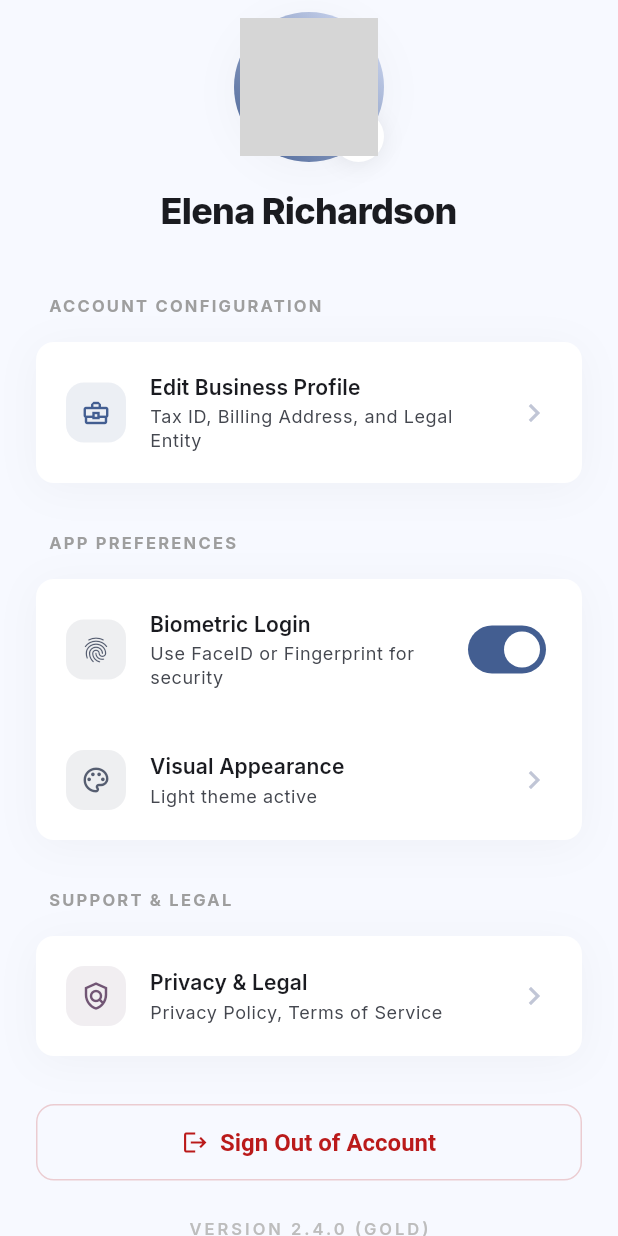
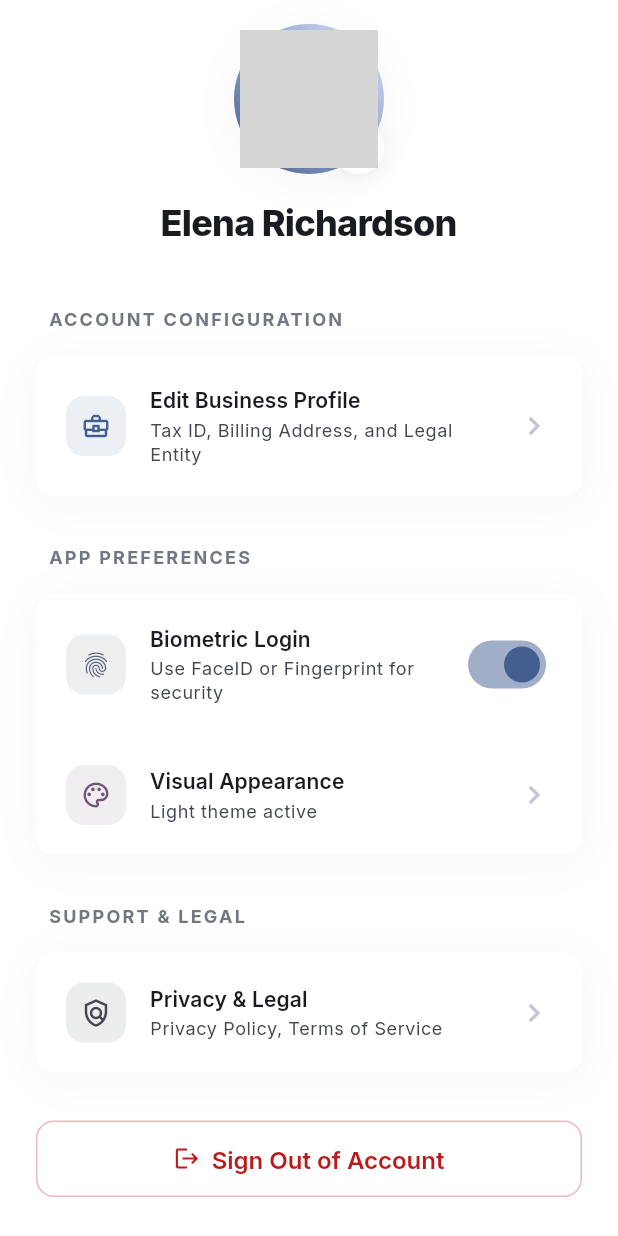
Before and after one commit to Abdurrafay19/softec_26, a Flutter app: the ProfileScreen screen opened directly, on a phone screen of 412 x 824 dp. Run offline on Flutter 3.47's test engine with Material 3 defaults, Android fonts, the phone set to English and light mode, and no system bars; drawn by our look-alikes of dynamic_color; our stand-ins replace google_fonts; network calls fail; grey boxes are pictures that could not be loaded.

Commit message:
Profile Screen

```diff
--- a/lib/home/widgets/metric_tile.dart
+++ b/lib/home/widgets/metric_tile.dart
@@ -1,4 +1,4 @@
-import 'dart:ui';
+
 import 'package:flutter/material.dart';
 import 'package:google_fonts/google_fonts.dart';
 
--- a/lib/ledger/widgets/transaction_card.dart
+++ b/lib/ledger/widgets/transaction_card.dart
@@ -1,4 +1,3 @@
-import 'dart:ui'; // Required for FontFeature
 import 'package:flutter/material.dart';
 import 'package:google_fonts/google_fonts.dart';
 
--- a/lib/navigation/widgets/bottom_nav.dart
+++ b/lib/navigation/widgets/bottom_nav.dart
@@ -46,7 +46,7 @@ class PremiumBottomNav extends StatelessWidget {
                   children: [
                     _buildNavItem(context, icon: Icons.home, label: 'Home', index: 0),
                     _buildNavItem(context, icon: Icons.payments, label: 'Ledger', index: 1),
-                    _buildNavItem(context, icon: Icons.person, label: 'Account', index: 2),
+                    _buildNavItem(context, icon: Icons.person, label: 'Profile', index: 2),
                   ],
                 ),
               ),
--- a/lib/profile/screens/profile_screen.dart
+++ b/lib/profile/screens/profile_screen.dart
@@ -1,7 +1,9 @@
 import 'package:flutter/material.dart';
+import 'package:google_fonts/google_fonts.dart'; // Added for consistent typography
 import '../widgets/profile_hero.dart';
 import '../widgets/settings_group_container.dart';
 import '../widgets/settings_tile.dart';
+import '../screens/theme_selection_screen.dart';
 
 class ProfileScreen extends StatefulWidget {
   const ProfileScreen({super.key});
@@ -19,19 +21,22 @@ class _ProfileScreenState extends State<ProfileScreen> {
     final colorScheme = theme.colorScheme;
 
     return Scaffold(
-      backgroundColor: const Color(0xFFF7F9FF),
+      // Let the main navigation's dynamic surface background bleed through
+      backgroundColor: Colors.transparent,
       body: SafeArea(
         child: Column(
           children: [
             Expanded(
               child: SingleChildScrollView(
-                padding: const EdgeInsets.fromLTRB(24, 8, 24, 120),
+                // Maintains the 120px bottom padding to clear the frosted glass BottomNav
+                padding: const EdgeInsets.fromLTRB(24, 16, 24, 120),
                 child: Column(
                   crossAxisAlignment: CrossAxisAlignment.stretch,
                   children: [
                     const ProfileHeroSection(),
                     const SizedBox(height: 40),
-                    _buildSectionTitle('Account Configuration', theme),
+
+                    _buildSectionTitle('Account Configuration', colorScheme),
                     const SizedBox(height: 16),
                     SettingsGroupContainer(
                       children: [
@@ -39,12 +44,13 @@ class _ProfileScreenState extends State<ProfileScreen> {
                           icon: Icons.business_center_outlined,
                           title: 'Edit Business Profile',
                           subtitle: 'Tax ID, Billing Address, and Legal Entity',
-                          iconColor: colorScheme.primary,
+                          iconColor: colorScheme.primary, // Adapts to wallpaper
                         ),
                       ],
                     ),
                     const SizedBox(height: 32),
-                    _buildSectionTitle('App Preferences', theme),
+
+                    _buildSectionTitle('App Preferences', colorScheme),
                     const SizedBox(height: 16),
                     SettingsGroupContainer(
                       children: [
@@ -56,19 +62,29 @@ class _ProfileScreenState extends State<ProfileScreen> {
                           trailing: Switch(
                             value: _biometricsEnabled,
                             onChanged: (value) => setState(() => _biometricsEnabled = value),
-                          //  activeColor: colorScheme.primary,
+                            // Ties the active switch state to your dynamic primary color
+                            activeColor: colorScheme.primary,
                           ),
                         ),
                         SettingsListTile(
                           icon: Icons.palette_outlined,
                           title: 'Visual Appearance',
                           subtitle: 'Light theme active',
-                          iconColor: colorScheme.secondary,
+                          iconColor: colorScheme.tertiary,
+                          onTap: () {
+                            Navigator.push(
+                              context,
+                              MaterialPageRoute(
+                                builder: (context) => const ThemeSelectionScreen(),
+                              ),
+                            );
+                          },
                         ),
                       ],
                     ),
                     const SizedBox(height: 32),
-                    _buildSectionTitle('Support & Legal', theme),
+
+                    _buildSectionTitle('Support & Legal', colorScheme),
                     const SizedBox(height: 16),
                     SettingsGroupContainer(
                       children: [
@@ -76,35 +92,44 @@ class _ProfileScreenState extends State<ProfileScreen> {
                           icon: Icons.policy_outlined,
                           title: 'Privacy & Legal',
                           subtitle: 'Privacy Policy, Terms of Service',
-                          iconColor: colorScheme.tertiary,
+                          // A neutral color for less critical UI elements
+                          iconColor: colorScheme.onSurfaceVariant,
                         ),
                       ],
                     ),
                     const SizedBox(height: 32),
+
+                    // Dynamic Sign Out Button
                     OutlinedButton.icon(
                       onPressed: () {},
                       icon: const Icon(Icons.logout),
                       label: const Text('Sign Out of Account'),
                       style: OutlinedButton.styleFrom(
-                        foregroundColor: const Color(0xFFBA1A1A),
-                        side: const BorderSide(color: Color(0x33BA1A1A)),
+                        // Automatically uses the system's designated error color
+                        foregroundColor: colorScheme.error,
+                        side: BorderSide(
+                          color: colorScheme.error.withValues(alpha: 0.3),
+                        ),
                         padding: const EdgeInsets.symmetric(vertical: 16),
                         shape: RoundedRectangleBorder(
                           borderRadius: BorderRadius.circular(12),
                         ),
-                        textStyle: const TextStyle(
+                        textStyle: GoogleFonts.inter(
                           fontWeight: FontWeight.w600,
                           fontSize: 16,
                         ),
                       ),
                     ),
                     const SizedBox(height: 24),
+
+                    // Dynamic Version Text
                     Center(
                       child: Text(
                         'VERSION 2.4.0 (GOLD)',
-                        style: theme.textTheme.labelSmall?.copyWith(
-                          color: Colors.grey[400],
-                          fontWeight: FontWeight.w600,
+                        style: GoogleFonts.inter(
+                          color: colorScheme.outline, // Replaced hardcoded grey
+                          fontSize: 10,
+                          fontWeight: FontWeight.w700,
                           letterSpacing: 2.0,
                         ),
                       ),
@@ -119,14 +144,16 @@ class _ProfileScreenState extends State<ProfileScreen> {
     );
   }
 
-  Widget _buildSectionTitle(String title, ThemeData theme) {
+  // Refactored to accept colorScheme and use consistent GoogleFonts
+  Widget _buildSectionTitle(String title, ColorScheme colorScheme) {
     return Padding(
       padding: const EdgeInsets.only(left: 8.0),
       child: Text(
         title.toUpperCase(),
-        style: theme.textTheme.labelSmall?.copyWith(
+        style: GoogleFonts.inter(
           fontWeight: FontWeight.bold,
-          color: Colors.grey[500],
+          fontSize: 12,
+          color: colorScheme.outline, // Perfectly adapts to light/dark surfaces
           letterSpacing: 1.5,
         ),
       ),
```
Also changed, not shown: lib/profile/screens/theme_selection_screen.dart (added, +178 -0 lines).
